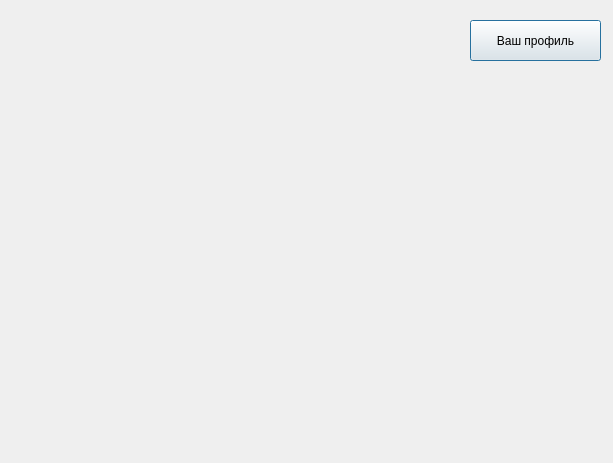
Above: src/project/mainselects.ui from Edeotena/bd_4rd_sem_course_work before the change. Below: the same form after it.
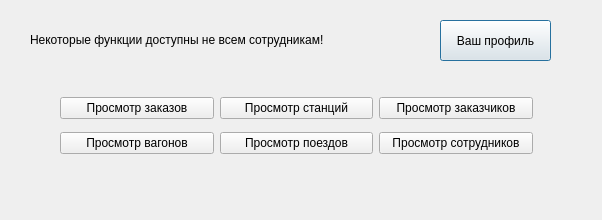
That is the form after the change.

Commit message: main view

```diff
--- a/src/project/mainselects.ui
+++ b/src/project/mainselects.ui
@@ -6,8 +6,8 @@
    <rect>
     <x>0</x>
     <y>0</y>
-    <width>613</width>
-    <height>463</height>
+    <width>602</width>
+    <height>220</height>
    </rect>
   </property>
   <property name="windowTitle">
@@ -16,9 +16,9 @@
   <widget class="QPushButton" name="profileButton">
    <property name="geometry">
     <rect>
-     <x>470</x>
+     <x>440</x>
      <y>20</y>
-     <width>131</width>
+     <width>111</width>
      <height>41</height>
     </rect>
    </property>
@@ -26,6 +26,81 @@
     <string>Ваш профиль</string>
    </property>
   </widget>
+  <widget class="QLabel" name="label">
+   <property name="geometry">
+    <rect>
+     <x>30</x>
+     <y>30</y>
+     <width>371</width>
+     <height>20</height>
+    </rect>
+   </property>
+   <property name="text">
+    <string>Некоторые функции доступны не всем сотрудникам!</string>
+   </property>
+  </widget>
+  <widget class="QWidget" name="">
+   <property name="geometry">
+    <rect>
+     <x>60</x>
+     <y>90</y>
+     <width>473</width>
+     <height>71</height>
+    </rect>
+   </property>
+   <layout class="QVBoxLayout" name="verticalLayout">
+    <item>
+     <layout class="QHBoxLayout" name="horizontalLayout">
+      <item>
+       <widget class="QPushButton" name="profileButton_2">
+        <property name="text">
+         <string>Просмотр заказов</string>
+        </property>
+       </widget>
+      </item>
+      <item>
+       <widget class="QPushButton" name="profileButton_3">
+        <property name="text">
+         <string>Просмотр станций</string>
+        </property>
+       </widget>
+      </item>
+      <item>
+       <widget class="QPushButton" name="profileButton_6">
+        <property name="text">
+         <string>Просмотр заказчиков</string>
+        </property>
+       </widget>
+      </item>
+     </layout>
+    </item>
+    <item>
+     <layout class="QHBoxLayout" name="horizontalLayout_2">
+      <item>
+       <widget class="QPushButton" name="profileButton_4">
+        <property name="text">
+         <string>Просмотр вагонов</string>
+        </property>
+       </widget>
+      </item>
+      <item>
+       <widget class="QPushButton" name="profileButton_5">
+        <property name="text">
+         <string>Просмотр поездов</string>
+        </property>
+       </widget>
+      </item>
+      <item>
+       <widget class="QPushButton" name="profileButton_7">
+        <property name="text">
+         <string>Просмотр сотрудников</string>
+        </property>
+       </widget>
+      </item>
+     </layout>
+    </item>
+   </layout>
+  </widget>
  </widget>
  <resources/>
  <connections/>
```
